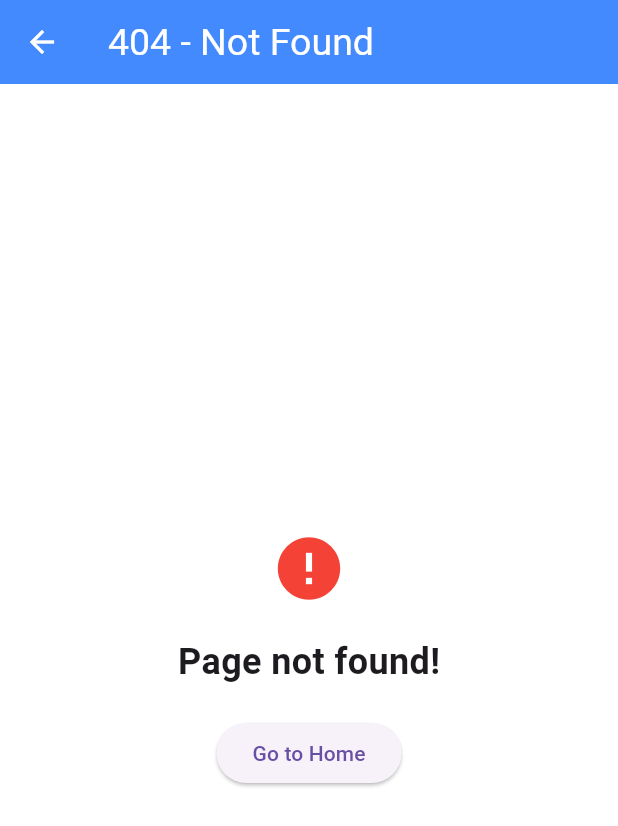
After one commit to Astroxphiliauxx/Neer-Manthan, a Flutter app: the RouteNotFoundScreen screen opened directly, after a tap on "Go to Home", after a tap on the "person 2" icon, on a phone screen of 412 x 824 dp. The commit adds this screen. Shown: the top 826 px of the screen. Run offline on Flutter 3.47's test engine with Material 3 defaults, Android fonts, the phone set to English and light mode, and no system bars; our stand-ins replace google_maps_flutter.

Commit message:
screen added

```diff
--- a/lib/screens/home_screen.dart
+++ b/lib/screens/home_screen.dart
@@ -4,7 +4,6 @@ import 'package:google_maps_flutter/google_maps_flutter.dart';
 import 'package:provider/provider.dart';
 import 'package:flutter_map/screens/full_map.dart';
 import 'package:flutter_map/provider/map_provider/location_provider.dart';
-
 import '../provider/map_provider/circle_outline_map_provider.dart';
 
 class HomeScreen extends StatefulWidget {
@@ -25,14 +24,16 @@ class _HomeScreenState extends State<HomeScreen> {
 
   @override
   Widget build(BuildContext context) {
-    return SafeArea(
-      child: Scaffold(
+    return Scaffold(
+
       appBar: AppBar(
         title: const Text('Aqua Predict'),
         actions: [
           IconButton(
             icon: const Icon(Icons.person_2_outlined),
-              onPressed: () {},
+            onPressed: () {
+              Navigator.pushReplacementNamed(context, '/profile');
+            },
           ),
         ],
         centerTitle: true,
@@ -94,7 +95,8 @@ class _HomeScreenState extends State<HomeScreen> {
           ],
         ),
       ),
-        body: SingleChildScrollView(
+      body: SafeArea(
+        child: SingleChildScrollView(
           child: Padding(
             padding: const EdgeInsets.only(left: 20, right: 20, top: 30, bottom: 30),
             child: Column(
--- /dev/null
+++ b/lib/screens/route_not_found_screen.dart
@@ -0,0 +1,32 @@
+import 'package:flutter/material.dart';
+
+class RouteNotFoundScreen extends StatelessWidget {
+  @override
+  Widget build(BuildContext context) {
+    return Scaffold(
+      appBar: AppBar(
+        title: Text('404 - Not Found'),
+      ),
+      body: Center(
+        child: Column(
+          mainAxisAlignment: MainAxisAlignment.center,
+          children: [
+            Icon(Icons.error, color: Colors.red, size: 50),
+            SizedBox(height: 20),
+            Text(
+              'Page not found!',
+              style: TextStyle(fontSize: 24, fontWeight: FontWeight.bold),
+            ),
+            SizedBox(height: 20),
+            ElevatedButton(
+              onPressed: () {
+                Navigator.pushReplacementNamed(context, '/home');
+              },
+              child: Text('Go to Home'),
+            ),
+          ],
+        ),
+      ),
+    );
+  }
+}
```
Also changed, not shown: lib/main.dart (+9 -6 lines). Lines whose indentation alone changed are shown as unchanged.
